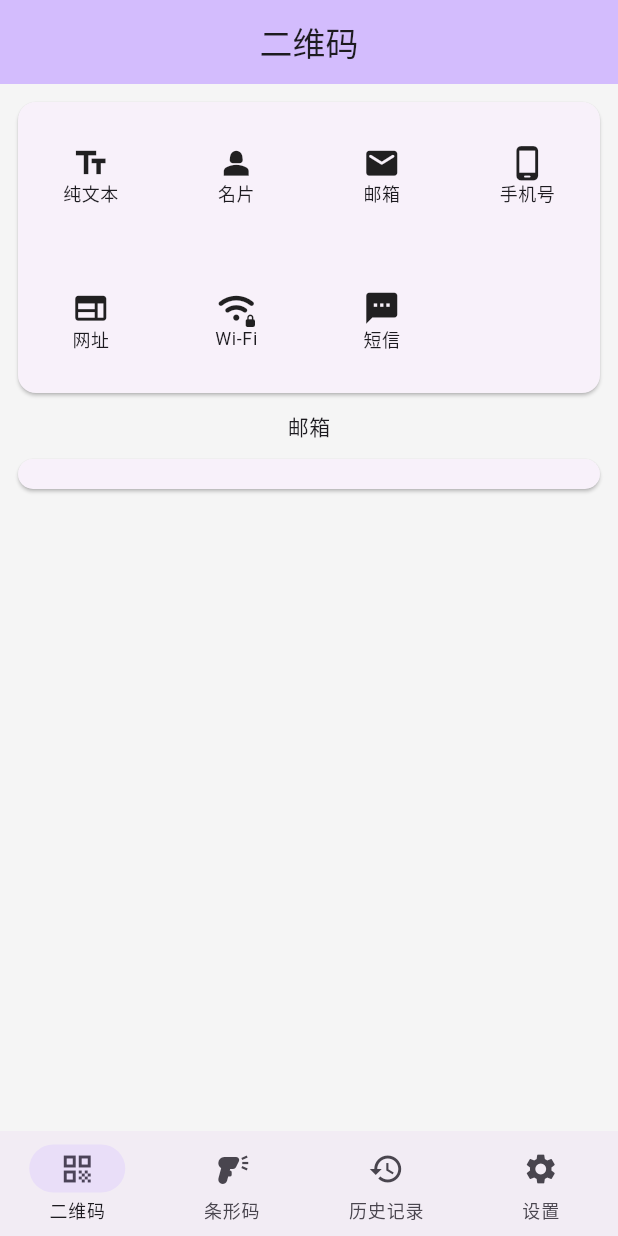
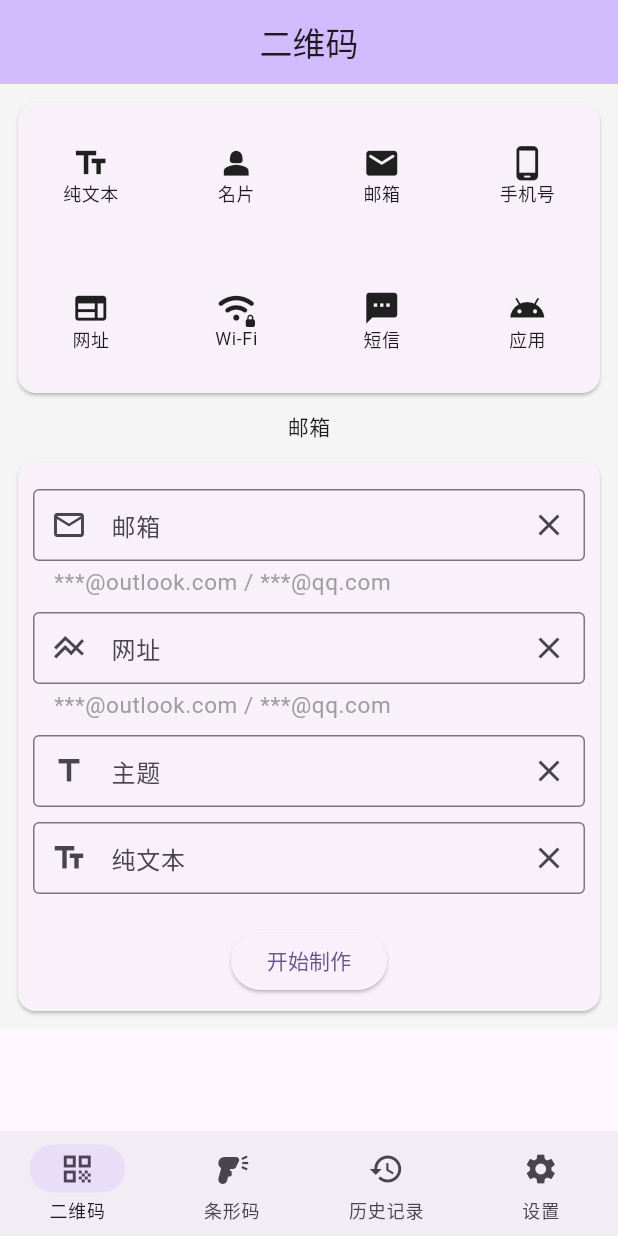
Before and after one commit to z244370114/ksymscan, a Flutter app: the screen it shows after launch, after a tap on "名片", after a tap on "邮箱", on a phone screen of 412 x 824 dp. Run offline on Flutter 3.47's test engine with Material 2 defaults, Android fonts, the phone set to English and light mode, and no system bars; our stand-ins replace get, get_storage, qr_flutter; missing offline and left inert: syncfusion_flutter_barcodes.

Commit message:
1.添加部分布局；

```diff
--- a/lib/l10n/intl_en.arb
+++ b/lib/l10n/intl_en.arb
@@ -23,6 +23,11 @@
   "labelPosts": "职位",
   "labelEmail": "邮箱",
   "labelAddress": "地址",
+  "labelWifiName": "网络名称",
+  "labelWifiPassword": "密码",
+  "labelSjr": "收件人",
+  "labelZhuTi": "主题",
+  "labelApp": "应用地址",
   "hintText": "请输入文本",
   "hintTextUrl": "请输入网址",
   "hintTextName": "请输入姓名",
@@ -31,9 +36,11 @@
   "hintTextPosts": "请输入职位",
   "hintTextEmail": "请输入邮箱",
   "hintTextAddress": "请输入地址",
+  "hintTextWifi": "网络",
+  "hintTextPassword": "密码",
   "btnCreate": "开始制作",
   "lookPhoto": "预览图片",
-  "qrTitle": "纯文本,名片,邮箱,手机号,网址,Wi-Fi,短信",
+  "qrTitle": "纯文本,名片,邮箱,手机号,网址,Wi-Fi,短信,应用",
   "barTitle": "Code 128,Code 128A, Code 128B,Code 128C, Code 39,Code 93,Code 39 Extended,Codabar,EAN-13,EAN-8,UPC-A,UPC-E",
   "userAgreementTip": "“木鱼 - 念经神器”主要用于平静内心情绪，防止冲动,我们在向您提供服务时，可能需要收集使用您账号相关信息及调用账号服务,存储,读取手机状态和身份,和一点网络信息及网络服务权限，我们承诺您的个人信息仅用于我们声明的目的。点击“同意”即表示您同意上述内容。",
   "introductionInfo": "在佛教修行中，木鱼是一种常用的传统辅助工具，用于帮助修行者专注和保持节奏。虽然木鱼并非真正的鱼类，但根据不同的制作材料、形状和用途，可以分为以下几种类型：\n\n实心木鱼：实心木鱼是由整块实木雕刻而成的，通常呈圆球或椭圆形。它们制作精细，声音圆润悦耳。\n\n空心木鱼：空心木鱼由两个半球形木制壳体组成，内部为空心。这种设计使得声音更加清脆响亮，适合在大庙宇或开放场所使用。\n\n手持木鱼：手持木鱼是一种较小且方便携带的木鱼，通常由一个或两个小木块构成。修行者可以手持并敲击它们来产生声音。\n\n大木鱼：大木鱼一般用于寺庙大殿或重要仪式中，尺寸较大，制作精良，音量较大。\n\n小木鱼：小木鱼尺寸较小，常用于个人修行或小规模的寺庙。\n\n需要注意的是，这些种类只是一些常见的木鱼类型，并且可能因地区、传统和个人偏好而有所不同。无论使用何种类型的木鱼，其目的都是帮助修行者在冥想和念诵中达到专注和平静的状态。",
--- a/lib/l10n/intl_zh.arb
+++ b/lib/l10n/intl_zh.arb
@@ -23,6 +23,11 @@
   "labelPosts": "职位",
   "labelEmail": "邮箱",
   "labelAddress": "地址",
+  "labelWifiName": "网络名称",
+  "labelWifiPassword": "密码",
+  "labelSjr": "收件人",
+  "labelZhuTi": "主题",
+  "labelApp": "应用地址",
   "hintText": "请输入文本",
   "hintTextUrl": "请输入网址",
   "hintTextName": "请输入姓名",
@@ -31,9 +36,11 @@
   "hintTextPosts": "请输入职位",
   "hintTextEmail": "请输入邮箱",
   "hintTextAddress": "请输入地址",
+  "hintTextWifi": "网络",
+  "hintTextPassword": "密码",
   "btnCreate": "开始制作",
   "lookPhoto": "预览图片",
-  "qrTitle": "纯文本,名片,邮箱,手机号,网址,Wi-Fi,短信",
+  "qrTitle": "纯文本,名片,邮箱,手机号,网址,Wi-Fi,短信,应用",
   "barTitle": "Code 128,Code 128A, Code 128B,Code 128C, Code 39,Code 93,Code 39 Extended,Codabar,EAN-13,EAN-8,UPC-A,UPC-E",
   "userAgreementTip": "“木鱼 - 念经神器”主要用于平静内心情绪，防止冲动,我们在向您提供服务时，可能需要收集使用您账号相关信息及调用账号服务,存储,读取手机状态和身份,和一点网络信息及网络服务权限，我们承诺您的个人信息仅用于我们声明的目的。点击“同意”即表示您同意上述内容。",
   "introductionInfo": "在佛教修行中，木鱼是一种常用的传统辅助工具，用于帮助修行者专注和保持节奏。虽然木鱼并非真正的鱼类，但根据不同的制作材料、形状和用途，可以分为以下几种类型：\n\n实心木鱼：实心木鱼是由整块实木雕刻而成的，通常呈圆球或椭圆形。它们制作精细，声音圆润悦耳。\n\n空心木鱼：空心木鱼由两个半球形木制壳体组成，内部为空心。这种设计使得声音更加清脆响亮，适合在大庙宇或开放场所使用。\n\n手持木鱼：手持木鱼是一种较小且方便携带的木鱼，通常由一个或两个小木块构成。修行者可以手持并敲击它们来产生声音。\n\n大木鱼：大木鱼一般用于寺庙大殿或重要仪式中，尺寸较大，制作精良，音量较大。\n\n小木鱼：小木鱼尺寸较小，常用于个人修行或小规模的寺庙。\n\n需要注意的是，这些种类只是一些常见的木鱼类型，并且可能因地区、传统和个人偏好而有所不同。无论使用何种类型的木鱼，其目的都是帮助修行者在冥想和念诵中达到专注和平静的状态。",
--- a/lib/page/qr_view.dart
+++ b/lib/page/qr_view.dart
@@ -21,18 +21,9 @@ class _QrCodeViewPageState extends State<QrCodeViewPage> {
     Icons.web_outlined,
     Icons.wifi_password_rounded,
     Icons.sms_rounded,
-
-    // 'qrcode_txt',
-    // 'qrcode_mingpian',
-    // 'qrcode_email',
-    // 'qrcode_phone',
-    // 'qrcode_wangzhi',
-    // 'qrcode_wpa_wpa2',
-    // 'qrcode_sms'
+    Icons.android_outlined,
   ];
-
   var title = [];
-
   var selectTitleIndex = 0;
 
   final TextEditingController _controllerTxtFilled = TextEditingController();
@@ -41,6 +32,8 @@ class _QrCodeViewPageState extends State<QrCodeViewPage> {
   final TextEditingController _controllerFirmFilled = TextEditingController();
   final TextEditingController _controllerPostsFilled = TextEditingController();
   final TextEditingController _controllerEmailFilled = TextEditingController();
+  final TextEditingController _controllerEmailFilledOne =
+      TextEditingController();
   final TextEditingController _controllerAddressFilled =
       TextEditingController();
   final TextEditingController _controllerOutlined = TextEditingController();
@@ -57,7 +50,8 @@ class _QrCodeViewPageState extends State<QrCodeViewPage> {
   @override
   Widget build(BuildContext context) {
     initTitle();
-    return Container(
+    return SingleChildScrollView(
+      child: Container(
         color: Colors.grey[100],
         child: Column(
           children: [
@@ -85,6 +79,7 @@ class _QrCodeViewPageState extends State<QrCodeViewPage> {
               ),
             ),
           ],
+        ),
       ),
     );
   }
@@ -118,6 +113,18 @@ class _QrCodeViewPageState extends State<QrCodeViewPage> {
         return _txtWidget();
       case 1:
         return _mingpianWidget();
+      case 2:
+        return _emailWidget();
+      case 3:
+        return _phoneWidget();
+      case 4:
+        return _wangzhiWidget();
+      case 5:
+        return _wifiWidget();
+      case 6:
+        return _smsWidget();
+      case 7:
+        return _appWidget();
     }
   }
 
@@ -134,6 +141,7 @@ class _QrCodeViewPageState extends State<QrCodeViewPage> {
         ],
       );
 
+  ///名片
   _mingpianWidget() => Column(
         children: [
           _textField(
@@ -147,6 +155,8 @@ class _QrCodeViewPageState extends State<QrCodeViewPage> {
             S.of(context).labelPhone,
             S.of(context).hintTextPhone,
             Icons.phone_android_outlined,
+            helpText: "+86155*****333",
+            textInputType: TextInputType.phone,
           ),
           _textField(
             _controllerFirmFilled,
@@ -165,6 +175,8 @@ class _QrCodeViewPageState extends State<QrCodeViewPage> {
             S.of(context).labelEmail,
             S.of(context).hintTextEmail,
             Icons.email_outlined,
+            helpText: "copy@outlook.com",
+            textInputType: TextInputType.emailAddress,
           ),
           _textField(
             _controllerAddressFilled,
@@ -176,10 +188,131 @@ class _QrCodeViewPageState extends State<QrCodeViewPage> {
         ],
       );
 
+  ///邮箱
+  _emailWidget() => Column(
+        children: [
+          _textField(
+            _controllerEmailFilledOne,
+            S.of(context).labelEmail,
+            S.of(context).hintTextEmail,
+            Icons.email_outlined,
+            helpText: "***@outlook.com / ***@qq.com",
+            textInputType: TextInputType.emailAddress,
+          ),
+          _textField(
+            _controllerEmailFilledOne,
+            S.of(context).labelUrl,
+            S.of(context).hintTextUrl,
+            Icons.line_axis_outlined,
+            helpText: "***@outlook.com / ***@qq.com",
+            textInputType: TextInputType.emailAddress,
+          ),
+          _textField(
+            _controllerEmailFilledOne,
+            S.of(context).labelZhuTi,
+            S.of(context).labelZhuTi,
+            Icons.title_outlined,
+          ),
+          _textField(
+            _controllerEmailFilledOne,
+            S.of(context).labelText,
+            S.of(context).hintText,
+            Icons.text_fields_outlined,
+          ),
+          _createButton(),
+        ],
+      );
+
+  _phoneWidget() => Column(
+        children: [
+          _textField(
+            _controllerEmailFilledOne,
+            S.of(context).labelPhone,
+            S.of(context).hintTextPhone,
+            Icons.phone_android_outlined,
+            helpText: "+86155*****333",
+            textInputType: TextInputType.phone,
+          ),
+          _createButton(),
+        ],
+      );
+
+  _wangzhiWidget() => Column(
+        children: [
+          _textField(
+            _controllerEmailFilledOne,
+            S.of(context).labelUrl,
+            S.of(context).hintTextUrl,
+            Icons.line_axis_outlined,
+            helpText: "http://,https://",
+            textInputType: TextInputType.url,
+          ),
+          _createButton(),
+        ],
+      );
+
+  _wifiWidget() => Column(
+        children: [
+          _textField(
+            _controllerEmailFilledOne,
+            S.of(context).labelWifiName,
+            S.of(context).hintTextWifi,
+            Icons.network_cell_outlined,
+          ),
+          _textField(
+            _controllerEmailFilledOne,
+            S.of(context).labelWifiPassword,
+            S.of(context).hintTextPassword,
+            Icons.password_outlined,
+            textInputType: TextInputType.visiblePassword,
+          ),
+          _createButton(),
+        ],
+      );
+
+  _smsWidget() => Column(
+        children: [
+          _textField(
+            _controllerEmailFilledOne,
+            S.of(context).labelSjr,
+            S.of(context).hintTextPhone,
+            Icons.person,
+            helpText: "+86155*****333",
+            textInputType: TextInputType.phone,
+          ),
+          _textField(
+            _controllerEmailFilledOne,
+            S.of(context).labelText,
+            S.of(context).hintText,
+            Icons.text_fields_sharp,
+          ),
+          _createButton(),
+        ],
+      );
+
+  _appWidget() => Column(
+        children: [
+          _textField(
+            _controllerEmailFilledOne,
+            S.of(context).labelApp,
+            S.of(context).hintTextUrl,
+            Icons.person,
+            helpText:
+                "https://play.google.com/store/apps/details?id=com.xhx.woodenfishs",
+            textInputType: TextInputType.url,
+          ),
+          _createButton(),
+        ],
+      );
+
   _createButton() => Padding(
         padding: const EdgeInsets.only(top: 20),
         child: ElevatedButton(
           onPressed: () {
+            // 'tel:+1234567890', // 替换为您的电话号码
+            // sms:+1234567890
+            // 'WIFI:T:WPA;S:MyWiFi;P:password;;', // 替换为您的Wi-Fi配置
+            // 'mailto:example@example.com?cc=example2@example.com&subject=Hello&body=Hello%20World',
             var maps = {
               "title": title[selectTitleIndex],
               "index": selectTitleIndex,
@@ -199,13 +332,15 @@ class _QrCodeViewPageState extends State<QrCodeViewPage> {
       );
 
   _textField(TextEditingController textEditingController, String label,
-      String hintText, IconData iconData) {
+      String hintText, IconData iconData,
+      {String? helpText,
+      TextInputType? textInputType = TextInputType.multiline}) {
     return Padding(
       padding: const EdgeInsets.only(top: 10),
       child: TextField(
         controller: textEditingController,
         maxLines: null,
-        keyboardType: TextInputType.multiline,
+        keyboardType: textInputType,
         decoration: InputDecoration(
           label: Text(label),
           prefixIcon: Icon(iconData),
@@ -214,6 +349,8 @@ class _QrCodeViewPageState extends State<QrCodeViewPage> {
           border: OutlineInputBorder(),
           hintText: hintText,
           hintStyle: TextStyle(color: Colors.grey, fontSize: 15),
+          helperText: helpText,
+          helperStyle: TextStyle(color: Colors.grey, fontSize: 15),
           suffixIcon: ClearButton(controller: textEditingController),
         ),
         onEditingComplete: () {},
--- a/lib/utils/pub_method.dart
+++ b/lib/utils/pub_method.dart
@@ -6,4 +6,8 @@ class PubMethodUtils {
     // });
   }
 
+  static String jiexiContent(int type, String contents) {
+    var content = "";
+    return content;
+  }
 }
```
Also changed, not shown: lib/generated/intl/messages_en.dart, lib/generated/intl/messages_zh.dart, lib/generated/l10n.dart. Lines whose indentation alone changed are shown as unchanged.
